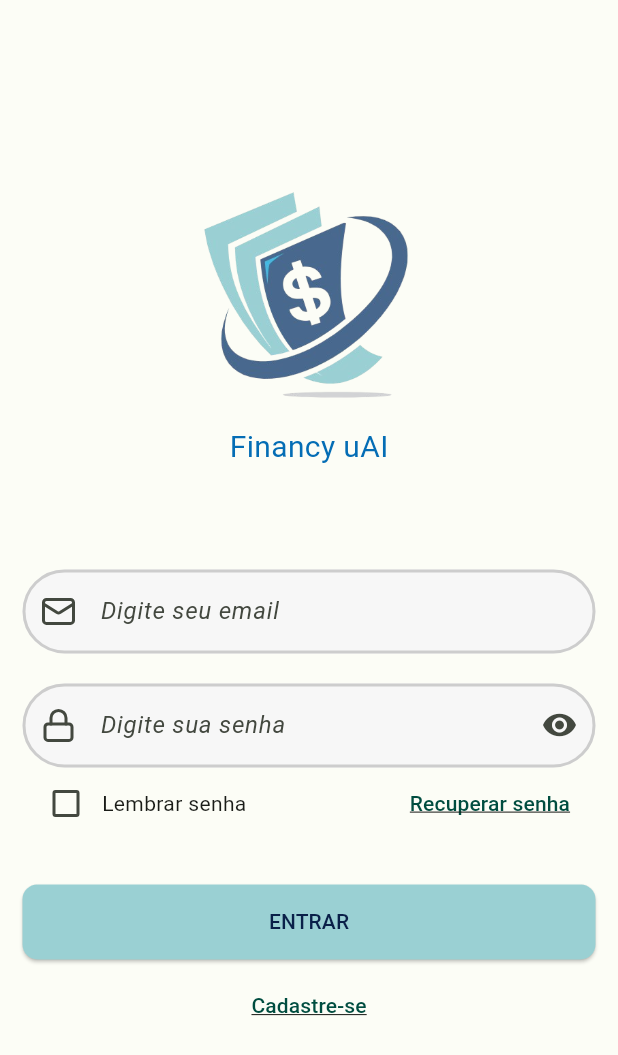
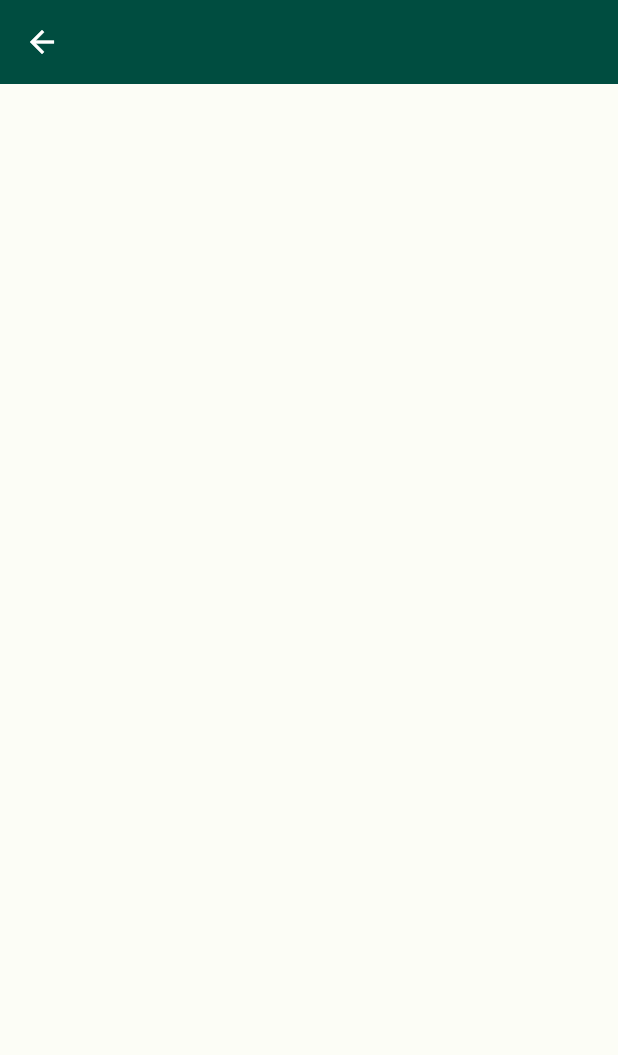
Before and after one commit to felipeleal27/Financy_UAI, a Flutter app: the screen it shows after launch, after a tap on "Cadastre-se", on a phone screen of 412 x 824 dp. Shown: the top 1055 px of the screen. Run offline on Flutter 3.47's test engine with Material 3 defaults, Android fonts, the phone set to English and light mode, and no system bars; our stand-ins replace dio, flutter_dotenv, flutter_mobx, flutter_modular, flutter_smart_dialog, google_fonts and 4 more; missing offline and left inert: flutter_icon_snackbar; generated files the repository leaves out were written again; Roboto replaces fonts that are missing (Shrikhand).

Commit message:
init-cadastro-page

```diff
--- /dev/null
+++ b/FrontEnd/gestao_financeira/lib/app/views/cadastro/cadastro_page.dart
@@ -0,0 +1,20 @@
+import 'package:flutter/material.dart';
+
+class CadastroPage extends StatefulWidget {
+
+  const CadastroPage({ super.key });
+
+  @override
+  State<CadastroPage> createState() => _CadastroPageState();
+}
+
+class _CadastroPageState extends State<CadastroPage> {
+
+   @override
+   Widget build(BuildContext context) {
+       return Scaffold(
+           appBar: AppBar(title: const Text(''),),
+           body: Container(),
+       );
+  }
+}
--- /dev/null
+++ b/FrontEnd/gestao_financeira/lib/app/views/cadastro/module/cadastro_nome_rotas.dart
@@ -0,0 +1,4 @@
+class CadastroNomeRotas {
+  static const modulo = "/modulo";
+  static const cadastro = "/cadastro";
+}
--- a/FrontEnd/gestao_financeira/lib/app/views/login/module/login_module.dart
+++ b/FrontEnd/gestao_financeira/lib/app/views/login/module/login_module.dart
@@ -2,6 +2,8 @@ import 'package:flutter_modular/flutter_modular.dart';
 import 'package:gestao_financeira/app/repository/login_repository/login_repository.dart';
 import 'package:gestao_financeira/app/repository/login_repository/login_repository_impl.dart';
 import 'package:gestao_financeira/app/viewmmodel/login/login_viewmodel.dart';
+import 'package:gestao_financeira/app/views/cadastro/module/cadastro_module.dart';
+import 'package:gestao_financeira/app/views/cadastro/module/cadastro_nome_rotas.dart';
 import 'package:gestao_financeira/app/views/login/login_page.dart';
 import 'package:gestao_financeira/app/views/login/module/login_nome_rotas.dart';
 
@@ -10,10 +12,12 @@ class LoginModule extends Module {
   List<Bind> get binds => [
     Bind.singleton<LoginRepository>((i) => LoginRepositoryImpl()),
     Bind.singleton((i) => LoginViewModel()),
+
   ];
 
   @override
   List<ModularRoute> get routes => [
     ChildRoute(LoginNomeRotas.login, child: (context, args) => const LoginPage()),
+    ModuleRoute("${LoginNomeRotas.login}${CadastroNomeRotas.modulo}",  module: CadastroModule()),
   ];
 }
--- a/FrontEnd/gestao_financeira/lib/app/views/login/widget_form_login.dart
+++ b/FrontEnd/gestao_financeira/lib/app/views/login/widget_form_login.dart
@@ -1,6 +1,9 @@
 import 'package:flutter/material.dart';
 import 'package:flutter_mobx/flutter_mobx.dart';
+import 'package:flutter_modular/flutter_modular.dart';
 import 'package:gestao_financeira/app/viewmmodel/login/login_viewmodel.dart';
+import 'package:gestao_financeira/app/views/cadastro/module/cadastro_nome_rotas.dart';
+import 'package:gestao_financeira/app/views/login/module/login_nome_rotas.dart';
 import 'package:gestao_financeira/app/widgets/custom_snack_bar.dart';
 import 'package:gestao_financeira/app/widgets/custom_text_form_field.dart';
 import 'package:google_fonts/google_fonts.dart';
@@ -193,10 +196,9 @@ class _WidgetFormLoginState extends State<WidgetFormLogin> {
         children: [
           TextButton(
             onPressed: () {
-              // widget.viewmodel.cadastrar();
+              Modular.to.pushNamed('${LoginNomeRotas.modulo}${LoginNomeRotas.login}${CadastroNomeRotas.modulo}${CadastroNomeRotas.cadastro}');
             },
-            child: const Text(
-              'Cadastre-se',
+            child: const Text('Cadastre-se',
               style: TextStyle(decoration: TextDecoration.underline),
             ),
           ),
```
Also changed, not shown: FrontEnd/gestao_financeira/lib/app/views/cadastro/module/cadastro_module.dart (added, +13 -0 lines).
